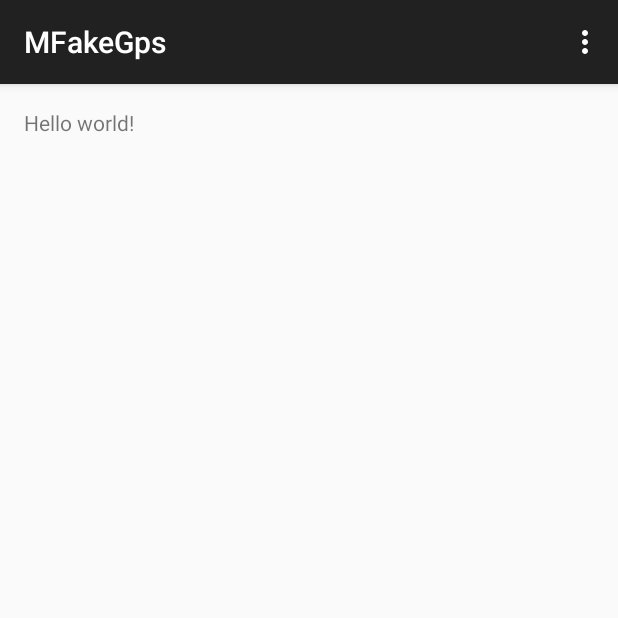
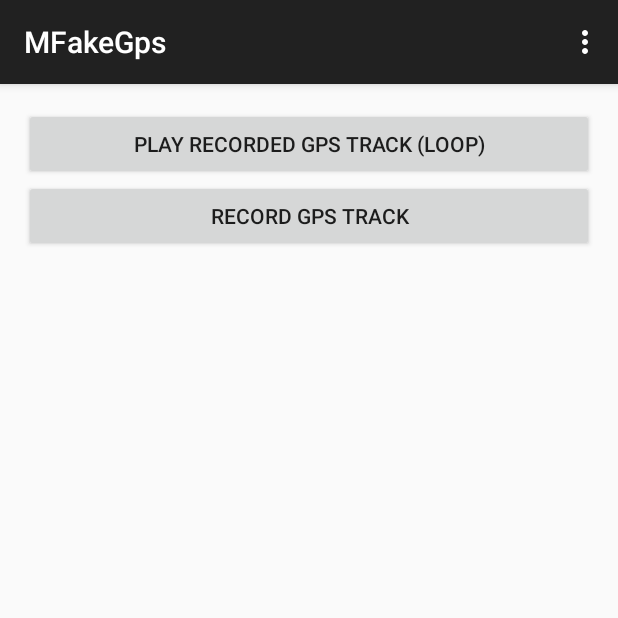
Before and after one commit to OpenCycleCompass/mfakegps, an Android app: the screen it shows after launch (MainActivity), on a phone screen of 412 x 824 dp, the top half of it. Run offline under Robolectric (Android 15) with nearby library versions, the phone set to English and light mode, and no system bars.

Commit message:
added buttons and basic functionality to MFakeGPS app

```diff
--- a/app/src/main/java/de/mytfg/jufo/mfakegps/MainActivity.java
+++ b/app/src/main/java/de/mytfg/jufo/mfakegps/MainActivity.java
@@ -1,17 +1,28 @@
 package de.mytfg.jufo.mfakegps;
 
+import android.content.Intent;
 import android.support.v7.app.ActionBarActivity;
 import android.os.Bundle;
 import android.view.Menu;
 import android.view.MenuItem;
+import android.view.View;
+import android.widget.Button;
 
 
 public class MainActivity extends ActionBarActivity {
+
+    private Button button_rec;
+    private Button button_play;
+
+    private boolean rec = false;
+    private boolean play = false;
 
     @Override
     protected void onCreate(Bundle savedInstanceState) {
         super.onCreate(savedInstanceState);
         setContentView(R.layout.activity_main);
+        button_rec = (Button) findViewById(R.id.button_record);
+        button_play = (Button) findViewById(R.id.button_play);
     }
 
 
@@ -20,6 +31,24 @@ public class MainActivity extends ActionBarActivity {
         // Inflate the menu; this adds items to the action bar if it is present.
         getMenuInflater().inflate(R.menu.menu_main, menu);
         return true;
+    }
+
+    public void play(View view){
+
+    }
+
+    public void rec(View view){
+        if(play) {
+            // Warn user by toast
+            return;
+        }
+        Intent intent_rec = new Intent(this, FakeGPSRec.class);
+        if(rec) {
+            stopService(intent_rec);
+        }
+        else {
+            startService(intent_rec);
+        }
     }
 
     @Override
--- a/app/src/main/res/layout/activity_main.xml
+++ b/app/src/main/res/layout/activity_main.xml
@@ -5,7 +5,28 @@
     android:paddingTop="@dimen/activity_vertical_margin"
     android:paddingBottom="@dimen/activity_vertical_margin" tools:context=".MainActivity">
 
-    <TextView android:text="@string/hello_world" android:layout_width="wrap_content"
-        android:layout_height="wrap_content" />
+    <Button
+        android:layout_width="wrap_content"
+        android:layout_height="wrap_content"
+        android:text="@string/button_play_track"
+        android:id="@+id/button_play"
+        android:layout_alignParentTop="true"
+        android:layout_alignParentRight="true"
+        android:layout_alignParentEnd="true"
+        android:layout_alignParentLeft="true"
+        android:layout_alignParentStart="true"
+        android:onClick="play" />
+
+    <Button
+        android:layout_width="wrap_content"
+        android:layout_height="wrap_content"
+        android:text="@string/button_record_track"
+        android:id="@+id/button_record"
+        android:layout_below="@+id/button_play"
+        android:layout_alignParentRight="true"
+        android:layout_alignParentEnd="true"
+        android:layout_alignParentLeft="true"
+        android:layout_alignParentStart="true"
+        android:onClick="rec" />
 
 </RelativeLayout>
--- a/app/src/main/res/values/strings.xml
+++ b/app/src/main/res/values/strings.xml
@@ -4,5 +4,8 @@
     <string name="app_name">MFakeGps</string>
     <string name="hello_world">Hello world!</string>
     <string name="action_settings">Settings</string>
+    <string name="button_record_track">Record GPS Track</string>
+    <string name="button_play_track">Play Recorded GPS Track (Loop)</string>
+    <string name="button_delete_track">Delete Recorded GPS Track</string>
 
 </resources>
```
